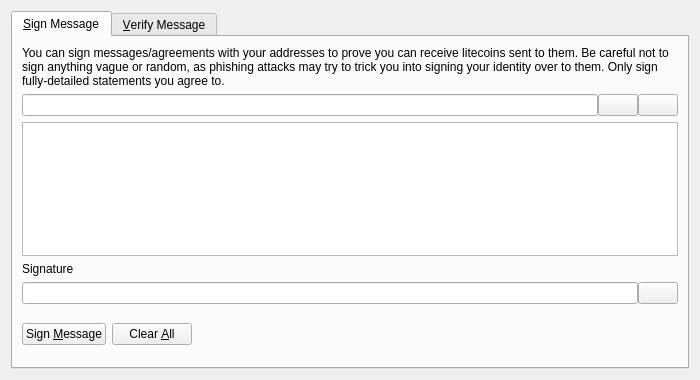
shutingrz/raccoin, file src/qt/forms/signverifymessagedialog.ui: the form before one commit.
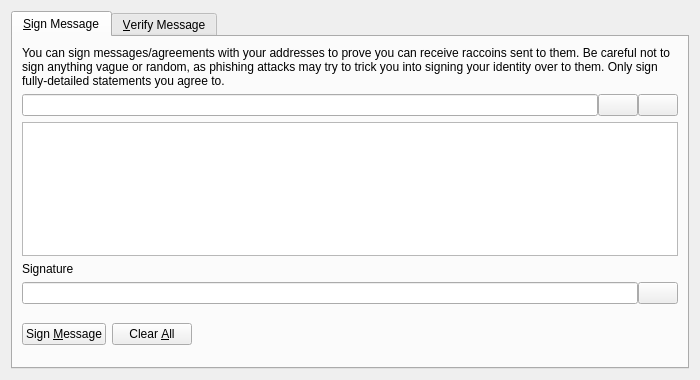
The form after the commit. Icons and pictures are not drawn. Custom widgets are drawn as their Qt base class.

Commit message: 小文字名称の書き換え (litecoin => raccoin)

Diff of the .ui file:
```diff
--- a/src/qt/forms/signverifymessagedialog.ui
+++ b/src/qt/forms/signverifymessagedialog.ui
@@ -30,7 +30,7 @@
        <item>
         <widget class="QLabel" name="infoLabel_SM">
          <property name="text">
-          <string>You can sign messages/agreements with your addresses to prove you can receive litecoins sent to them. Be careful not to sign anything vague or random, as phishing attacks may try to trick you into signing your identity over to them. Only sign fully-detailed statements you agree to.</string>
+          <string>You can sign messages/agreements with your addresses to prove you can receive raccoins sent to them. Be careful not to sign anything vague or random, as phishing attacks may try to trick you into signing your identity over to them. Only sign fully-detailed statements you agree to.</string>
          </property>
          <property name="textFormat">
           <enum>Qt::PlainText</enum>
```
The commit also changes 183 other files.
